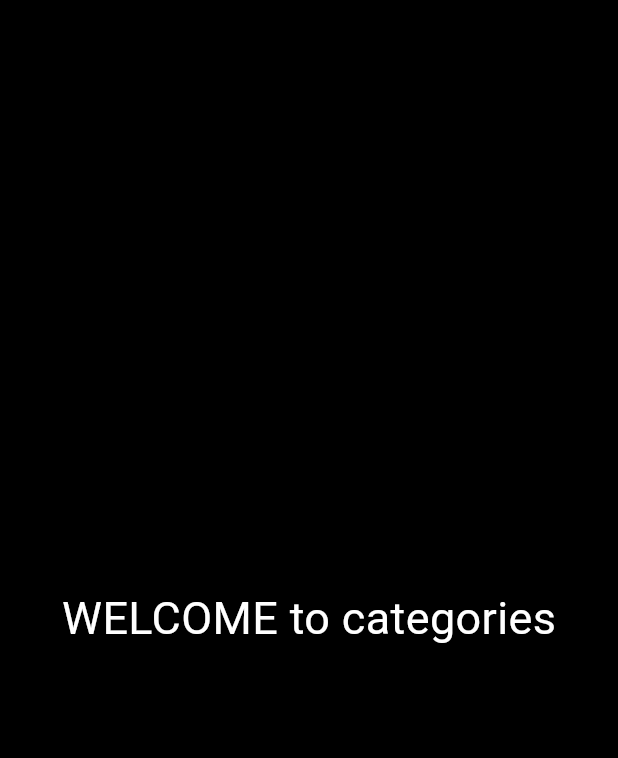
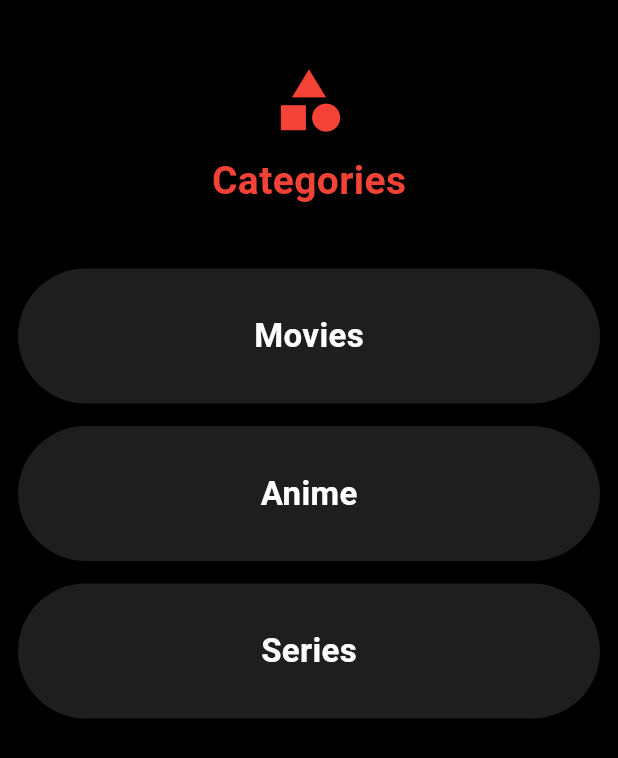
Before and after one commit to wasfyabdo215-blip/flixzone, a Flutter app: the Categories screen opened directly, on a phone screen of 412 x 824 dp. Shown: the top 758 px of the screen. Run offline on Flutter 3.47's test engine with Material 3 defaults, Android fonts, the light colour scheme and no system bars; our stand-ins replace font_awesome_flutter.

Commit message:
after edits more

```diff
--- a/lib/Screens/Categories.dart
+++ b/lib/Screens/Categories.dart
@@ -1,4 +1,5 @@
 import 'package:flutter/material.dart';
+import 'category_details.dart';
 
 class Categories extends StatelessWidget {
   const Categories({super.key});
@@ -7,8 +8,79 @@ class Categories extends StatelessWidget {
   Widget build(BuildContext context) {
     return Scaffold(
       backgroundColor: Colors.black,
-      body: Center(
-        child: Text("WELCOME to categories", style: TextStyle(fontSize: 30,color: Colors.white)),
+      body: SafeArea(
+        child: Padding(
+          padding: const EdgeInsets.all(12),
+          child: Column(
+            crossAxisAlignment: CrossAxisAlignment.center,
+            children: [
+              const SizedBox(height: 30),
+
+
+              Center(
+                child: Column(
+                  children: [
+                    const Icon(Icons.category, color: Colors.red, size: 50),
+                    const SizedBox(height: 10),
+                    const Text(
+                      "Categories",
+                      style: TextStyle(
+                        color: Colors.red,
+                        fontSize: 26,
+                        fontWeight: FontWeight.bold,
+                      ),
+                    ),
+                  ],
+                ),
+              ),
+
+              const SizedBox(height: 40),
+
+
+              Expanded(
+                child: ListView(
+                  children: [
+                    _buildCategoryItem(context, "Movies"),
+                    _buildCategoryItem(context, "Anime"),
+                  //  _buildCategoryItem(context, "Animation"),
+                    _buildCategoryItem(context, "Series"),
+                  ],
+                ),
+              ),
+            ],
+          ),
+        ),
+      ),
+    );
+  }
+
+  Widget _buildCategoryItem(BuildContext context, String title) {
+    return GestureDetector(
+      onTap: () {
+        Navigator.push(
+          context,
+          MaterialPageRoute(
+            builder: (context) => CategoryDetails(title: title),
+          ),
+        );
+      },
+      child: Container(
+        width: double.infinity,
+        height: 90,
+        margin: const EdgeInsets.only(bottom: 15),
+        alignment: Alignment.center,
+        decoration: BoxDecoration(
+          color: const Color(0xFF1E1E1E),
+          borderRadius: BorderRadius.circular(45),
+        ),
+        child: Text(
+          title,
+          style: const TextStyle(
+            color: Colors.white,
+            fontSize: 22,
+            fontWeight: FontWeight.bold,
+          ),
+        ),
       ),
     );
   }
--- a/lib/main.dart
+++ b/lib/main.dart
@@ -8,9 +8,9 @@ import 'package:provider/provider.dart' as pro;
 
 void main(){
   runApp(
-    // 3. بنلف التطبيق بـ ChangeNotifierProvider من المكتبة (pro)
+
     pro.ChangeNotifierProvider(
-      create: (context) => Userprovide(), // هنا بنادي الكلاس بتاعك أنت
+      create: (context) => Userprovide(),
       child: const MyApp(),
     ),
   );
--- a/lib/provider/UserProvide.dart
+++ b/lib/provider/UserProvide.dart
@@ -1,5 +1,5 @@
 import 'package:flutter/material.dart';
-import '../model/model.dart'; // تأكد أن كلاس Movie موجود هنا
+import '../model/model.dart';
 
 class Userprovide extends ChangeNotifier {
   String? _registeredEmail;
--- a/pubspec.yaml
+++ b/pubspec.yaml
@@ -35,7 +35,10 @@ dependencies:
   # The following adds the Cupertino Icons font to your application.
   # Use with the CupertinoIcons class for iOS style icons.
   cupertino_icons: ^1.0.8
+  firebase_auth: ^6.3.0
+  firebase_storage: ^13.2.0
   provider: ^6.1.5+1
+  firebase_core: ^4.6.0
 
 dev_dependencies:
   flutter_test:
```
Also changed, not shown: lib/Screens/category_details.dart (added, +88 -0 lines), assets/Stranger things 1.jpg (added), assets/dragon.jpg (added), assets/from.jpg (added), assets/invincible.jpg (added), assets/one.jpg (added), pubspec.lock, 2 other files.
